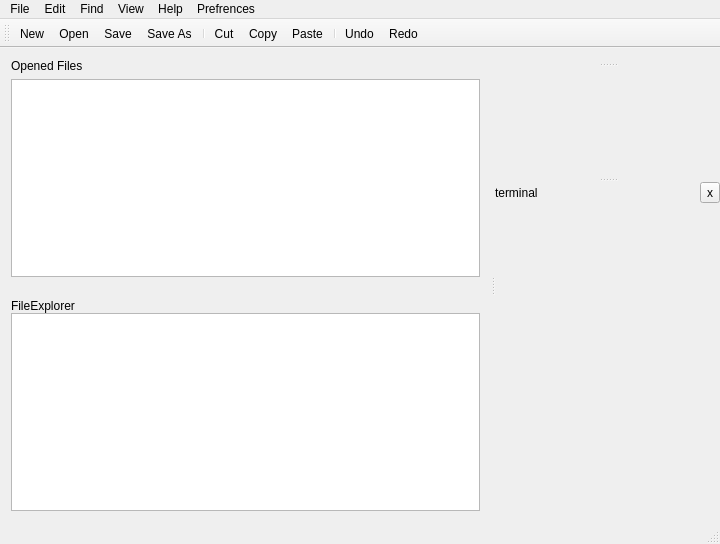
Old version of the form src/mainwindow.ui in the repository kum8r/SimpleCodeEditor.
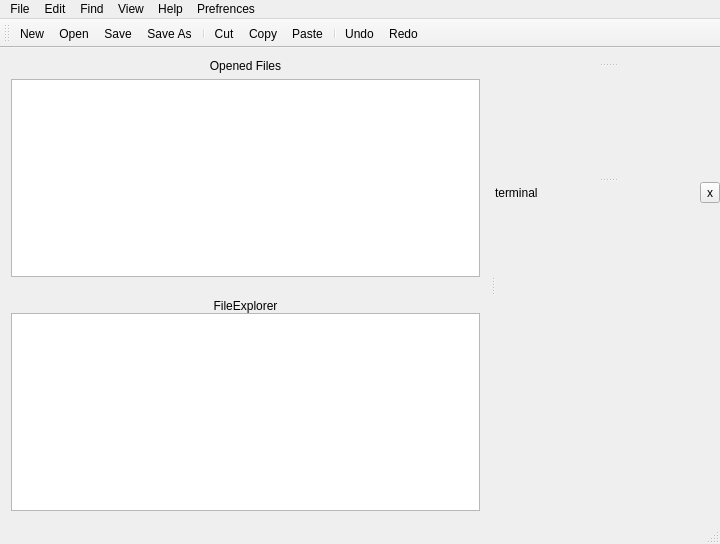
New version of the form. Icons and pictures are not drawn.

What changed in the file:
```diff
--- a/src/mainwindow.ui
+++ b/src/mainwindow.ui
@@ -96,6 +96,9 @@
               <property name="text">
                <string>Opened Files</string>
               </property>
+              <property name="alignment">
+               <set>Qt::AlignCenter</set>
+              </property>
              </widget>
             </item>
             <item>
@@ -142,6 +145,9 @@
               <property name="text">
                <string>FileExplorer</string>
               </property>
+              <property name="alignment">
+               <set>Qt::AlignCenter</set>
+              </property>
              </widget>
             </item>
             <item>
```
Left out of the diff: 25 changed lines with no effect on the pictures.
